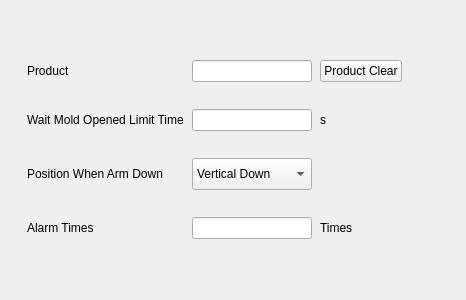
Before: the Qt Designer form hcsettings/ichcproductsettingframe.ui in GaussCheng/2-5AxisPunch, drawn with Qt 5.
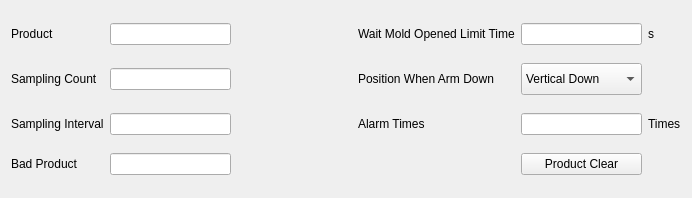
After: the same form once the commit is applied. Custom widgets are drawn as their Qt base class.

Patch:
```diff
--- a/hcsettings/ichcproductsettingframe.ui
+++ b/hcsettings/ichcproductsettingframe.ui
@@ -6,8 +6,8 @@
    <rect>
     <x>0</x>
     <y>0</y>
-    <width>466</width>
-    <height>300</height>
+    <width>692</width>
+    <height>198</height>
    </rect>
   </property>
   <property name="windowTitle">
@@ -20,49 +20,71 @@
    <enum>QFrame::Plain</enum>
   </property>
   <layout class="QGridLayout" name="gridLayout">
-   <property name="leftMargin">
-    <number>27</number>
-   </property>
-   <property name="topMargin">
-    <number>10</number>
-   </property>
-   <property name="rightMargin">
-    <number>36</number>
-   </property>
-   <property name="horizontalSpacing">
-    <number>8</number>
-   </property>
-   <property name="verticalSpacing">
-    <number>27</number>
-   </property>
-   <item row="1" column="0">
+   <item row="0" column="0">
     <widget class="QLabel" name="label">
      <property name="text">
       <string>Product</string>
      </property>
     </widget>
    </item>
-   <item row="1" column="1">
+   <item row="0" column="1">
     <widget class="ICLineEditWithVirtualNumericKeypad" name="productLineEdit"/>
    </item>
+   <item row="1" column="0">
+    <widget class="QLabel" name="label_7">
+     <property name="text">
+      <string>Sampling Count</string>
+     </property>
+    </widget>
+   </item>
+   <item row="1" column="1">
+    <widget class="ICLineEditWithVirtualNumericKeypad" name="samplingEdit"/>
+   </item>
    <item row="2" column="0">
+    <widget class="QLabel" name="label_8">
+     <property name="text">
+      <string>Sampling Interval</string>
+     </property>
+    </widget>
+   </item>
+   <item row="2" column="1">
+    <widget class="ICLineEditWithVirtualNumericKeypad" name="samplingEdit_2"/>
+   </item>
+   <item row="3" column="0">
+    <widget class="QLabel" name="label_9">
+     <property name="text">
+      <string>Bad Product</string>
+     </property>
+    </widget>
+   </item>
+   <item row="3" column="1">
+    <widget class="ICLineEditWithVirtualNumericKeypad" name="samplingEdit_3"/>
+   </item>
+   <item row="0" column="3">
     <widget class="QLabel" name="label_2">
      <property name="text">
       <string>Wait Mold Opened Limit Time</string>
      </property>
     </widget>
    </item>
-   <item row="2" column="1">
+   <item row="0" column="4">
     <widget class="ICLineEditWithVirtualNumericKeypad" name="waitTimeEdit"/>
    </item>
-   <item row="3" column="0">
+   <item row="0" column="5">
+    <widget class="QLabel" name="label_4">
+     <property name="text">
+      <string>s</string>
+     </property>
+    </widget>
+   </item>
+   <item row="1" column="3">
     <widget class="QLabel" name="label_3">
      <property name="text">
       <string>Position When Arm Down</string>
      </property>
     </widget>
    </item>
-   <item row="3" column="1">
+   <item row="1" column="4">
     <widget class="QComboBox" name="posComboBox">
      <property name="minimumSize">
       <size>
@@ -82,89 +104,43 @@
      </item>
     </widget>
    </item>
-   <item row="2" column="2">
-    <widget class="QLabel" name="label_4">
+   <item row="2" column="5">
+    <widget class="QLabel" name="label_6">
      <property name="text">
-      <string>s</string>
+      <string>Times</string>
      </property>
     </widget>
    </item>
-   <item row="5" column="0">
-    <spacer name="verticalSpacer">
-     <property name="orientation">
-      <enum>Qt::Vertical</enum>
-     </property>
-     <property name="sizeHint" stdset="0">
-      <size>
-       <width>20</width>
-       <height>40</height>
-      </size>
-     </property>
-    </spacer>
-   </item>
-   <item row="0" column="0">
-    <spacer name="verticalSpacer_2">
-     <property name="orientation">
-      <enum>Qt::Vertical</enum>
-     </property>
-     <property name="sizeHint" stdset="0">
-      <size>
-       <width>20</width>
-       <height>40</height>
-      </size>
-     </property>
-    </spacer>
-   </item>
    <item row="2" column="4">
-    <spacer name="horizontalSpacer">
-     <property name="orientation">
-      <enum>Qt::Horizontal</enum>
-     </property>
-     <property name="sizeHint" stdset="0">
-      <size>
-       <width>40</width>
-       <height>20</height>
-      </size>
-     </property>
-    </spacer>
+    <widget class="ICLineEditWithVirtualNumericKeypad" name="alarmTimesEdit"/>
    </item>
    <item row="2" column="3">
-    <spacer name="horizontalSpacer_2">
-     <property name="orientation">
-      <enum>Qt::Horizontal</enum>
-     </property>
-     <property name="sizeHint" stdset="0">
-      <size>
-       <width>40</width>
-       <height>20</height>
-      </size>
-     </property>
-    </spacer>
-   </item>
-   <item row="4" column="0">
     <widget class="QLabel" name="label_5">
      <property name="text">
       <string>Alarm Times</string>
      </property>
     </widget>
    </item>
-   <item row="4" column="2">
-    <widget class="QLabel" name="label_6">
-     <property name="text">
-      <string>Times</string>
-     </property>
-    </widget>
-   </item>
-   <item row="4" column="1">
-    <widget class="ICLineEditWithVirtualNumericKeypad" name="alarmTimesEdit"/>
-   </item>
-   <item row="1" column="2">
+   <item row="3" column="4">
     <widget class="QPushButton" name="productClearButton">
      <property name="text">
       <string>Product Clear</string>
      </property>
     </widget>
    </item>
+   <item row="0" column="2">
+    <spacer name="horizontalSpacer">
+     <property name="orientation">
+      <enum>Qt::Horizontal</enum>
+     </property>
+     <property name="sizeHint" stdset="0">
+      <size>
+       <width>40</width>
+       <height>20</height>
+      </size>
+     </property>
+    </spacer>
+   </item>
   </layout>
  </widget>
  <customwidgets>
```
